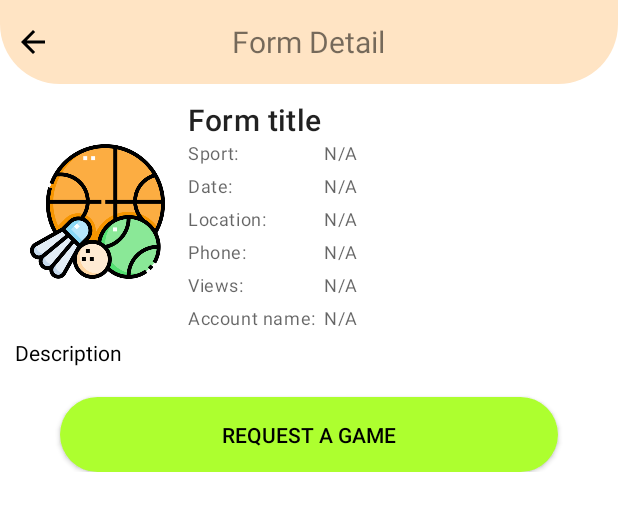
After one commit to polblack7/SportFriend, an Android app: the layout activity_form_detail.xml on its own in the app's theme, with its tools: preview values and no code run, on a phone screen of 412 x 824 dp. The commit adds this screen. Shown: the top 511 px of the screen. Run offline under Robolectric (Android 15) with nearby library versions, the phone set to English and light mode, and no system bars.

Commit message:
Added forms inspect

```diff
--- a/app/src/main/AndroidManifest.xml
+++ b/app/src/main/AndroidManifest.xml
@@ -13,6 +13,9 @@
         android:supportsRtl="true"
         android:theme="@style/Theme.SportFriend"
         tools:targetApi="31">
+        <activity
+            android:name=".FormDetailActivity"
+            android:exported="false" />
         <activity
             android:name=".FormEditActivity"
             android:exported="false" />
--- a/app/src/main/java/com/polblack7/sportfriend/AdapterForms.kt
+++ b/app/src/main/java/com/polblack7/sportfriend/AdapterForms.kt
@@ -88,6 +88,12 @@ class AdapterForms : RecyclerView.Adapter<AdapterForms.HolderForm>, Filterable {
             moreOptionsDialog(model, holder)
         }
 
+        holder.itemView.setOnClickListener {
+            val intent = Intent(context, FormDetailActivity::class.java)
+            intent.putExtra("formId", formId)
+            context.startActivity(intent)
+        }
+
 
 
 
--- /dev/null
+++ b/app/src/main/java/com/polblack7/sportfriend/FormDetailActivity.kt
@@ -0,0 +1,76 @@
+package com.polblack7.sportfriend
+
+import android.os.Bundle
+import androidx.activity.enableEdgeToEdge
+import androidx.appcompat.app.AppCompatActivity
+import androidx.core.view.ViewCompat
+import androidx.core.view.WindowInsetsCompat
+import com.google.firebase.database.DataSnapshot
+import com.google.firebase.database.DatabaseError
+import com.google.firebase.database.FirebaseDatabase
+import com.google.firebase.database.ValueEventListener
+import com.polblack7.sportfriend.databinding.ActivityFormDetailBinding
+
+class FormDetailActivity : AppCompatActivity() {
+
+    private lateinit var binding: ActivityFormDetailBinding
+
+    private var formId = ""
+
+    override fun onCreate(savedInstanceState: Bundle?) {
+        super.onCreate(savedInstanceState)
+        binding = ActivityFormDetailBinding.inflate(layoutInflater)
+        enableEdgeToEdge()
+        setContentView(binding.root)
+
+        formId = intent.getStringExtra("formId")!!
+
+        MyAppliction.incrementViewsCount(formId)
+
+        loadFormDetails()
+
+        binding.backBtn.setOnClickListener {
+            onBackPressed()
+        }
+
+        binding.submitBtn.setOnClickListener {
+            TODO("Send notification")
+        }
+    }
+
+    private fun loadFormDetails() {
+        val ref = FirebaseDatabase.getInstance().getReference("Forms")
+        ref.child(formId)
+            .addListenerForSingleValueEvent(object: ValueEventListener{
+                override fun onDataChange(snapshot: DataSnapshot) {
+                    val sportId = snapshot.child("sportId").value.toString()
+                    val description = snapshot.child("description").value.toString()
+                    val viewsCount = snapshot.child("viewsCount").value.toString()
+                    val phone = snapshot.child("phone").value.toString()
+                    val location = snapshot.child("location").value.toString()
+                    val timestamp = snapshot.child("timestamp").value.toString()
+                    val title = snapshot.child("name").value.toString()
+                    val uid = snapshot.child("uid").value.toString()
+
+
+                    val date = MyAppliction.formatTimestamp(timestamp.toLong())
+                    MyAppliction.loadName(uid, binding.accountNameTv)
+
+                    MyAppliction.loadForm(sportId, binding.sportTv)
+
+
+                    binding.titleTv.text = title
+                    binding.descriptionTv.text = description
+                    binding.viewsTv.text = viewsCount
+                    binding.phoneTv.text = phone
+                    binding.locationTv.text = location
+                    binding.dateTv.text = date
+
+
+                }
+
+                override fun onCancelled(error: DatabaseError) {
+                }
+            })
+    }
+}
--- a/app/src/main/java/com/polblack7/sportfriend/MyAppliction.kt
+++ b/app/src/main/java/com/polblack7/sportfriend/MyAppliction.kt
@@ -71,6 +71,50 @@ class MyAppliction: Application() {
                 })
 
         }
+
+        fun incrementViewsCount(formId: String) {
+            val ref = FirebaseDatabase.getInstance().getReference("Forms")
+            ref.child(formId)
+                .addListenerForSingleValueEvent(object : ValueEventListener {
+                    override fun onDataChange(snapshot: DataSnapshot) {
+                        var viewsCount = "${snapshot.child("viewsCount").value}"
+
+                        if (viewsCount == "" || viewsCount == "null") {
+                            viewsCount = "0";
+                        }
+
+                        val newViewsCount = viewsCount.toLong() + 1
+
+                        val hashMap = HashMap<String, Any>()
+                        hashMap["viewsCount"] = newViewsCount
+
+                        val dbRef = FirebaseDatabase.getInstance().getReference("Forms")
+                        dbRef.child(formId)
+                            .updateChildren(hashMap)
+
+
+                    }
+
+                    override fun onCancelled(error: DatabaseError) {
+                    }
+                })
+        }
+
+        fun loadName(uid: String, nameTv: TextView) {
+            val ref = FirebaseDatabase.getInstance().getReference("Users")
+            ref.child(uid)
+                .addValueEventListener(object : ValueEventListener {
+                    override fun onDataChange(snapshot: DataSnapshot) {
+                        val name = "${snapshot.child("login").value}"
+                        nameTv.text = name
+                    }
+
+                    override fun onCancelled(error: DatabaseError) {
+                    }
+                })
+
+        }
+
     }
 
 
--- /dev/null
+++ b/app/src/main/res/layout/activity_form_detail.xml
@@ -0,0 +1,242 @@
+<?xml version="1.0" encoding="utf-8"?>
+<RelativeLayout xmlns:android="http://schemas.android.com/apk/res/android"
+    xmlns:app="http://schemas.android.com/apk/res-auto"
+    xmlns:tools="http://schemas.android.com/tools"
+    android:id="@+id/main"
+    android:layout_width="match_parent"
+    android:layout_height="match_parent"
+    android:background="@color/white"
+    tools:context=".FormDetailActivity">
+
+    <RelativeLayout
+        android:id="@+id/toolbarRl"
+        android:layout_width="match_parent"
+        android:layout_height="?actionBarSize"
+        android:background="@drawable/shape_toolbar">
+
+        <ImageButton
+            android:id="@+id/backBtn"
+            android:layout_width="wrap_content"
+            android:layout_height="wrap_content"
+            android:src="@drawable/shape_arrow01"
+            android:layout_marginStart="10dp"
+            android:background="@android:color/transparent"
+            android:layout_centerVertical="true"/>
+
+        <TextView
+            android:layout_width="wrap_content"
+            android:layout_height="wrap_content"
+            android:text="Form Detail"
+            android:textSize="20sp"
+            android:layout_centerInParent="true"/>
+
+
+
+    </RelativeLayout>
+
+    <ScrollView
+        android:layout_width="match_parent"
+        android:layout_height="wrap_content"
+        android:layout_below="@id/toolbarRl"
+        android:padding="10dp">
+
+        <LinearLayout
+            android:layout_width="match_parent"
+            android:layout_height="wrap_content"
+            android:orientation="vertical">
+
+            <RelativeLayout
+
+                android:layout_width="match_parent"
+                android:layout_height="wrap_content">
+
+                <RelativeLayout
+                    android:id="@+id/formRl"
+                    android:layout_width="110dp"
+                    android:layout_height="150dp"
+                    android:layout_marginEnd="5dp"
+                    android:background="@android:color/transparent">
+
+                    <ImageView
+                        android:id="@+id/formIconIv"
+                        android:layout_width="match_parent"
+                        android:layout_height="match_parent"
+                        android:src="@drawable/logo"
+                        android:padding="10dp"
+                        android:background="@android:color/transparent"/>
+
+                </RelativeLayout>
+
+                <TextView
+                    android:id="@+id/titleTv"
+                    style="@style/TextAppearance.MaterialComponents.Headline6"
+                    android:layout_width="match_parent"
+                    android:layout_height="wrap_content"
+                    android:text="Form title"
+                    android:maxLines="1"
+                    android:layout_toEndOf="@id/formRl"/>
+
+
+
+                <TableLayout
+                    android:layout_width="match_parent"
+                    android:layout_height="wrap_content"
+                    android:layout_below="@id/titleTv"
+                    android:layout_toEndOf="@id/formRl">
+
+                    <TableRow>
+
+                        <TextView
+                            android:id="@+id/sportLabelTv"
+                            style="@style/TextAppearance.MaterialComponents.Caption"
+                            android:layout_width="wrap_content"
+                            android:layout_height="wrap_content"
+                            android:text="Sport:"
+                            android:layout_marginEnd="5dp"/>
+
+                        <TextView
+                            android:id="@+id/sportTv"
+                            android:layout_weight="1"
+                            style="@style/TextAppearance.MaterialComponents.Caption"
+                            android:layout_width="wrap_content"
+                            android:layout_height="wrap_content"
+                            android:text="N/A"
+                            android:layout_marginEnd="5dp"/>
+                    </TableRow>
+
+                    <TableRow
+                        android:layout_marginTop="5dp">
+                        <TextView
+                            android:id="@+id/dateLabelTv"
+                            style="@style/TextAppearance.MaterialComponents.Caption"
+                            android:layout_width="wrap_content"
+                            android:layout_height="wrap_content"
+                            android:text="Date:"
+                            android:layout_marginEnd="5dp"/>
+
+                        <TextView
+                            android:id="@+id/dateTv"
+                            style="@style/TextAppearance.MaterialComponents.Caption"
+                            android:layout_width="wrap_content"
+                            android:layout_height="wrap_content"
+                            android:text="N/A"
+                            android:layout_marginEnd="5dp"/>
+
+                    </TableRow>
+
+                    <TableRow
+                        android:layout_marginTop="5dp">
+                        <TextView
+                            android:id="@+id/locationLabelTv"
+                            style="@style/TextAppearance.MaterialComponents.Caption"
+                            android:layout_width="wrap_content"
+                            android:layout_height="wrap_content"
+                            android:text="Location:"
+                            android:layout_marginEnd="5dp"/>
+
+                        <TextView
+                            android:id="@+id/locationTv"
+                            style="@style/TextAppearance.MaterialComponents.Caption"
+                            android:layout_width="wrap_content"
+                            android:layout_height="wrap_content"
+                            android:text="N/A"
+                            android:layout_marginEnd="5dp"/>
+
+                    </TableRow>
+
+                    <TableRow
+                        android:layout_marginTop="5dp">
+                        <TextView
+                            android:id="@+id/phoneLabelTv"
+                            style="@style/TextAppearance.MaterialComponents.Caption"
+                            android:layout_width="wrap_content"
+                            android:layout_height="wrap_content"
+                            android:text="Phone:"
+                            android:layout_marginEnd="5dp"/>
+
+                        <TextView
+                            android:id="@+id/phoneTv"
+                            style="@style/TextAppearance.MaterialComponents.Caption"
+                            android:layout_width="wrap_content"
+                            android:layout_height="wrap_content"
+                            android:text="N/A"
+                            android:layout_marginEnd="5dp"/>
+
+                    </TableRow>
+
+                    <TableRow
+                        android:layout_marginTop="5dp">
+                        <TextView
+                            android:id="@+id/viewsLabelTv"
+                            style="@style/TextAppearance.MaterialComponents.Caption"
+                            android:layout_width="wrap_content"
+                            android:layout_height="wrap_content"
+                            android:text="Views:"
+                            android:layout_marginEnd="5dp"/>
+
+                        <TextView
+                            android:id="@+id/viewsTv"
+                            style="@style/TextAppearance.MaterialComponents.Caption"
+                            android:layout_width="wrap_content"
+                            android:layout_height="wrap_content"
+                            android:text="N/A"
+                            android:layout_marginEnd="5dp"/>
+
+                    </TableRow>
+
+                    <TableRow
+                        android:layout_marginTop="5dp">
+                        <TextView
+                            android:id="@+id/accountNameLabelTv"
+                            style="@style/TextAppearance.MaterialComponents.Caption"
+                            android:layout_width="wrap_content"
+                            android:layout_height="wrap_content"
+                            android:text="Account name:"
+                            android:layout_marginEnd="5dp"/>
+
+                        <TextView
+                            android:id="@+id/accountNameTv"
+                            style="@style/TextAppearance.MaterialComponents.Caption"
+                            android:layout_width="wrap_content"
+                            android:layout_height="wrap_content"
+                            android:text="N/A"
+                            android:layout_marginEnd="5dp"/>
+
+                    </TableRow>
+
+                </TableLayout>
+
+            </RelativeLayout>
+
+
+
+            <TextView
+                android:id="@+id/descriptionTv"
+                android:layout_width="match_parent"
+                android:layout_height="wrap_content"
+                android:layout_marginTop="5dp"
+                android:text="Description"
+                android:textColor="@color/black"/>
+
+            <Button
+                android:id="@+id/submitBtn"
+                android:layout_width="match_parent"
+                android:layout_height="wrap_content"
+                android:layout_marginStart="30dp"
+                android:layout_marginEnd="30dp"
+                android:layout_marginTop="20dp"
+                android:background="@drawable/shape_button"
+                android:minHeight="50dp"
+                android:text="Request a game"
+                android:textColor="@color/black"/>
+
+        </LinearLayout>
+
+
+
+    </ScrollView>
+
+
+
+
+</RelativeLayout>
--- a/app/src/main/res/layout/row_forms_admin.xml
+++ b/app/src/main/res/layout/row_forms_admin.xml
@@ -51,7 +51,7 @@
             android:layout_marginTop="8dp"
             android:ellipsize="end"
             android:layout_toEndOf="@id/formsRv"
-            android:maxLines="10"
+            android:maxLines="2"
             android:text="Form description"/>
 
 
@@ -119,7 +119,7 @@
             android:layout_marginTop="8dp"
             android:ellipsize="end"
             android:layout_toEndOf="@id/formsRv"
-            android:maxLines="11"
+            android:maxLines="3"
             android:text="location"/>
 
 
```
